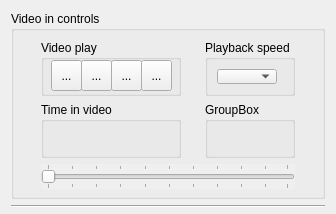
The window that score_behavior/video_control_ui.ui (NeuroNetMem/score) describes before a commit, drawn with Qt 5.
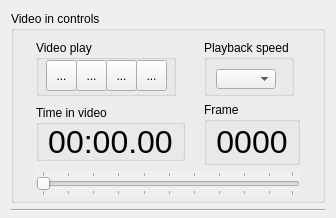
The same window after the commit. Icons and pictures are not drawn.

Commit message: added support for video in control

The edit to the form file:
```diff
--- a/score_behavior/video_control_ui.ui
+++ b/score_behavior/video_control_ui.ui
@@ -203,6 +203,35 @@
         <property name="title">
          <string>Time in video</string>
         </property>
+        <layout class="QVBoxLayout" name="verticalLayout_3">
+         <property name="topMargin">
+          <number>2</number>
+         </property>
+         <property name="bottomMargin">
+          <number>2</number>
+         </property>
+         <item>
+          <widget class="QLabel" name="timeLabel">
+           <property name="minimumSize">
+            <size>
+             <width>0</width>
+             <height>24</height>
+            </size>
+           </property>
+           <property name="font">
+            <font>
+             <pointsize>24</pointsize>
+            </font>
+           </property>
+           <property name="text">
+            <string>00:00.00</string>
+           </property>
+           <property name="alignment">
+            <set>Qt::AlignCenter</set>
+           </property>
+          </widget>
+         </item>
+        </layout>
        </widget>
       </item>
       <item row="3" column="0" colspan="2">
@@ -244,6 +273,12 @@
         <layout class="QVBoxLayout" name="verticalLayout_2">
          <item>
           <widget class="QComboBox" name="speedComboBox">
+           <property name="minimumSize">
+            <size>
+             <width>0</width>
+             <height>20</height>
+            </size>
+           </property>
            <property name="maximumSize">
             <size>
              <width>60</width>
@@ -258,8 +293,31 @@
       <item row="2" column="1">
        <widget class="QGroupBox" name="groupBox_5">
         <property name="title">
-         <string>GroupBox</string>
+         <string>Frame</string>
         </property>
+        <layout class="QVBoxLayout" name="verticalLayout_4">
+         <property name="topMargin">
+          <number>2</number>
+         </property>
+         <property name="bottomMargin">
+          <number>2</number>
+         </property>
+         <item>
+          <widget class="QLabel" name="frameLabel">
+           <property name="font">
+            <font>
+             <pointsize>24</pointsize>
+            </font>
+           </property>
+           <property name="text">
+            <string>0000</string>
+           </property>
+           <property name="alignment">
+            <set>Qt::AlignCenter</set>
+           </property>
+          </widget>
+         </item>
+        </layout>
        </widget>
       </item>
      </layout>
```
Left out of the diff: 4 changed lines with no effect on the pictures. The commit also changes 6 other files.
